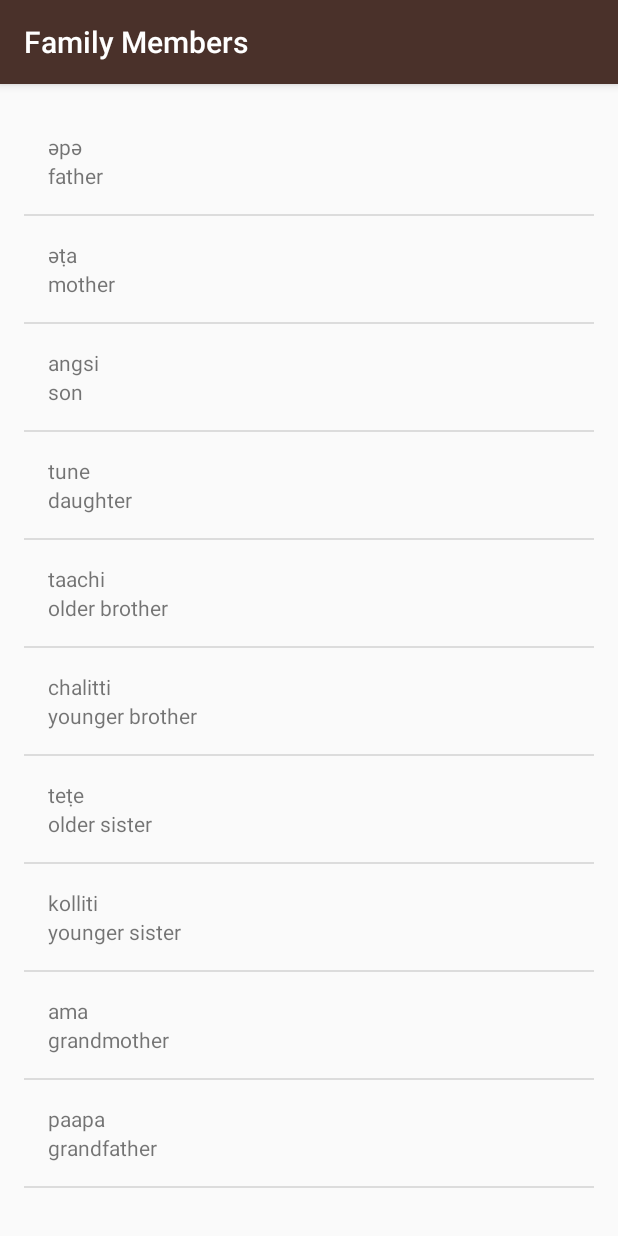
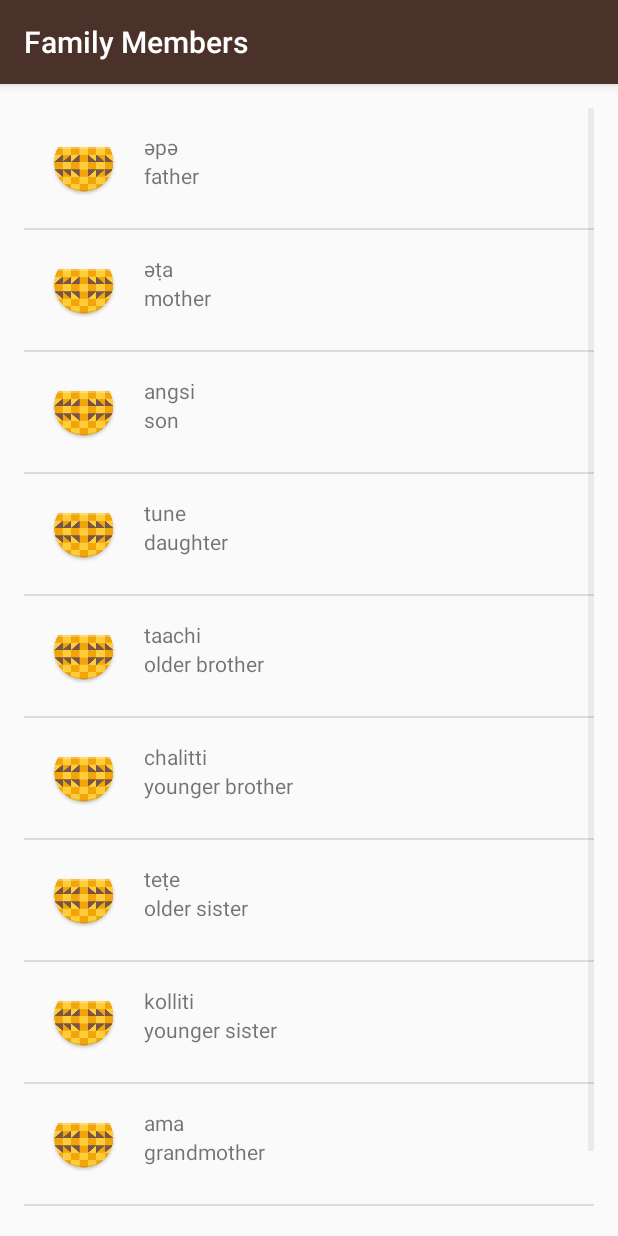
Before and after one commit to wayngong/MiWok, an Android app: the FamilyActivity screen opened directly, with no data from a screen before it, on a phone screen of 412 x 824 dp. Run offline under Robolectric (Android 15) with nearby library versions, the phone set to English and light mode, and no system bars.

Commit message:
2016_12_31
Add Image

```diff
--- a/app/src/main/java/com/example/android/miwok/FamilyActivity.java
+++ b/app/src/main/java/com/example/android/miwok/FamilyActivity.java
@@ -15,16 +15,18 @@ public class FamilyActivity extends AppCompatActivity {
 
         ArrayList<Word> words = new ArrayList<Word>();
 
-        words.add(new Word("father","əpə"));
-        words.add(new Word("mother","əṭa"));
-        words.add(new Word("son","angsi"));
-        words.add(new Word("daughter","tune"));
-        words.add(new Word("older brother","taachi"));
-        words.add(new Word("younger brother","chalitti"));
-        words.add(new Word("older sister","teṭe"));
-        words.add(new Word("younger sister","kolliti"));
-        words.add(new Word("grandmother","ama"));
-        words.add(new Word("grandfather","paapa"));
+        int srcImage = R.mipmap.ic_launcher;
+
+        words.add(new Word(srcImage, "father","əpə"));
+        words.add(new Word(srcImage, "mother","əṭa"));
+        words.add(new Word(srcImage, "son","angsi"));
+        words.add(new Word(srcImage, "daughter","tune"));
+        words.add(new Word(srcImage, "older brother","taachi"));
+        words.add(new Word(srcImage, "younger brother","chalitti"));
+        words.add(new Word(srcImage, "older sister","teṭe"));
+        words.add(new Word(srcImage, "younger sister","kolliti"));
+        words.add(new Word(srcImage, "grandmother","ama"));
+        words.add(new Word(srcImage, "grandfather","paapa"));
 
         WordAdapter itemadapter = new WordAdapter(this, words);
         ListView listView = (ListView)findViewById(R.id.list);
--- a/app/src/main/java/com/example/android/miwok/Word.java
+++ b/app/src/main/java/com/example/android/miwok/Word.java
@@ -5,17 +5,23 @@ package com.example.android.miwok;
  */
 
 public class Word {
+    // Image for miwok item
+    private int srcImage;
+
     // English name for miwok
     private String mEnglishWord;
 
     // Miwok name for miwok
     private String mMiwokWord;
 
+    public int getSrcImage(){return srcImage;}
+
     public String getEnglish(){return mEnglishWord;}
 
     public String getMiwok(){return mMiwokWord;}
 
-    public Word( String english, String miwok){
+    public Word(int src, String english, String miwok){
+        srcImage = src;
         mEnglishWord = english;
         mMiwokWord = miwok;
     }
--- a/app/src/main/java/com/example/android/miwok/WordAdapter.java
+++ b/app/src/main/java/com/example/android/miwok/WordAdapter.java
@@ -6,6 +6,7 @@ import android.view.LayoutInflater;
 import android.view.View;
 import android.view.ViewGroup;
 import android.widget.ArrayAdapter;
+import android.widget.ImageView;
 import android.widget.TextView;
 
 import org.w3c.dom.Text;
@@ -32,12 +33,13 @@ public class WordAdapter extends ArrayAdapter<Word> {
 
         Word currentWord = getItem(position);
 
+        ImageView imageView = (ImageView) listItemView.findViewById(R.id.miwok_image_view);
+        imageView.setImageResource(currentWord.getSrcImage());
+
         TextView englistView = (TextView) listItemView.findViewById(R.id.default_text_view);
-
         englistView.setText(currentWord.getEnglish());
 
         TextView miwokView = (TextView) listItemView.findViewById(R.id.miwok_text_view);
-
         miwokView.setText(currentWord.getMiwok());
 
         return listItemView;
--- a/app/src/main/res/layout/list_item.xml
+++ b/app/src/main/res/layout/list_item.xml
@@ -2,19 +2,43 @@
 <LinearLayout xmlns:android="http://schemas.android.com/apk/res/android"
     xmlns:tools="http://schemas.android.com/tools"
     android:id="@+id/list_view"
-    android:orientation="vertical"
     android:layout_width="match_parent"
     android:layout_height="match_parent"
+    android:orientation="vertical"
     android:padding="@dimen/activity_vertical_margin">
+
+    <LinearLayout
+        android:id="@+id/miwok_item_view"
+        android:layout_width="match_parent"
+        android:layout_height="wrap_content"
+        android:orientation="horizontal">
+
+        <ImageView
+            android:id="@+id/miwok_image_view"
+            android:layout_width="wrap_content"
+            android:layout_height="wrap_content"
+            android:layout_marginRight="@dimen/activity_vertical_margin" />
+
+        <LinearLayout
+            android:id="@+id/miwok_text_views"
+            android:layout_width="wrap_content"
+            android:layout_height="wrap_content"
+            android:orientation="vertical">
+
             <TextView
                 android:id="@+id/miwok_text_view"
                 android:layout_width="match_parent"
                 android:layout_height="wrap_content"
-        tools:text="lutti"/>
+                tools:text="lutti" />
+
             <TextView
                 android:id="@+id/default_text_view"
                 android:layout_width="match_parent"
                 android:layout_height="wrap_content"
-        tools:text="one"/>
+                tools:text="one" />
+        </LinearLayout>
 
     </LinearLayout>
+
+
+</LinearLayout>
```
Also changed, not shown: app/src/main/java/com/example/android/miwok/ColorsActivity.java (+10 -8 lines), app/src/main/java/com/example/android/miwok/NumbersActivity.java (+12 -10 lines). Lines whose indentation alone changed are shown as unchanged.
